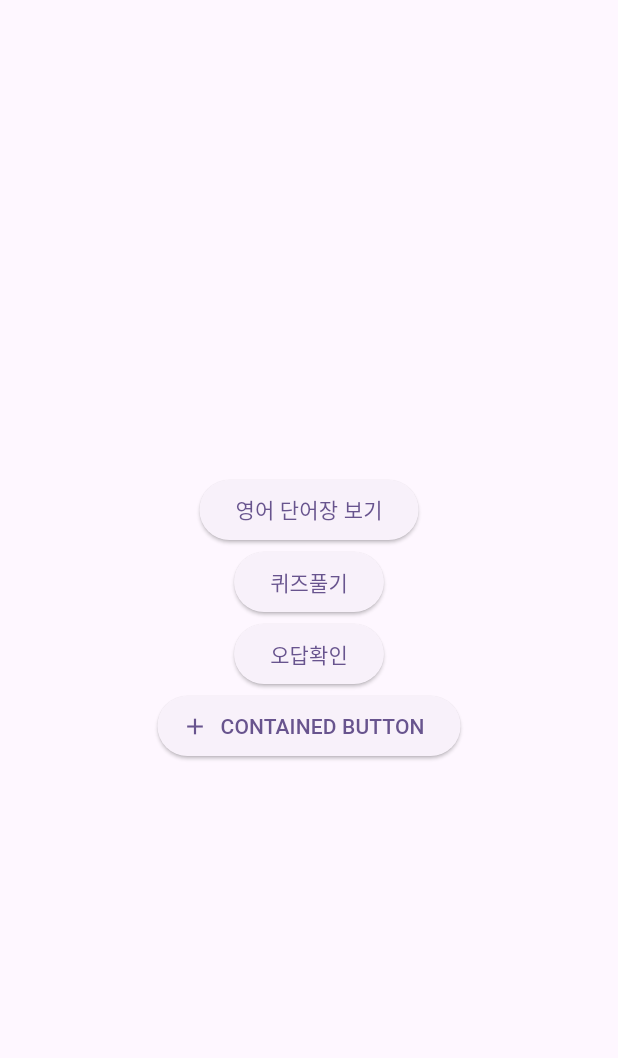
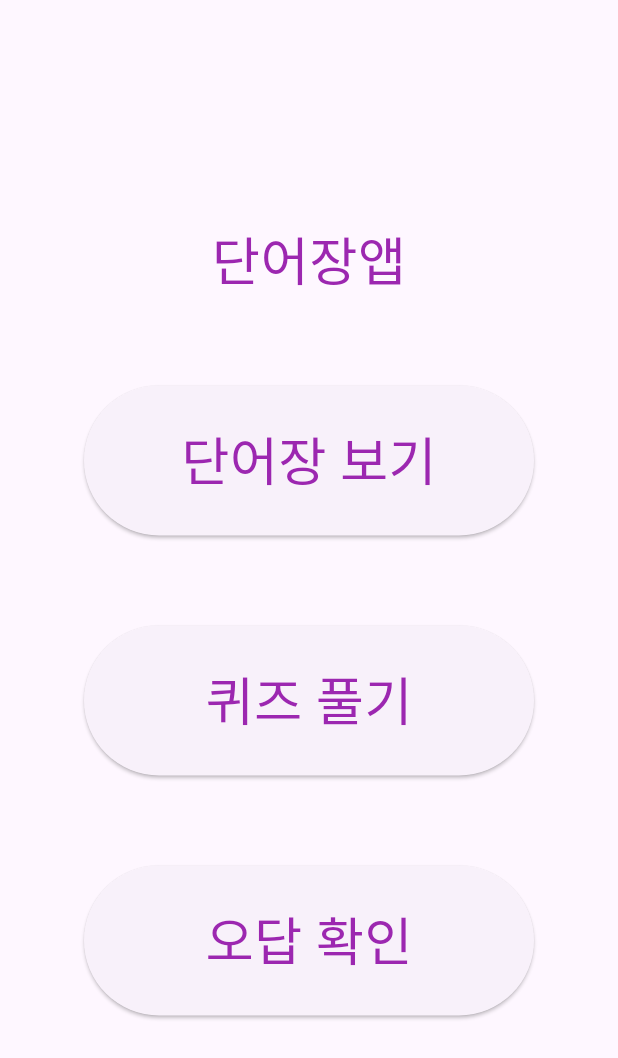
Before and after one commit to meoyeong/wordquiz, a Flutter app: the screen it shows after launch, on a phone screen of 412 x 824 dp. Shown: the top 1058 px of the screen. Run offline on Flutter 3.47's test engine with Material 2 defaults, Android fonts, the phone set to English and light mode, and no system bars.

Commit message:
단어장앱

```diff
--- a/lib/main.dart
+++ b/lib/main.dart
@@ -42,12 +42,13 @@ class _MyHomePageState extends State<MyHomePage>
       (
         child:Column(mainAxisAlignment: MainAxisAlignment.center, children:
         [
+          Text("단어장앱",
+              style: TextStyle(fontSize: 35, color:Colors.purple)),
+          SizedBox(height: 60.0),
           ElevatedButton
             (
-            child: Text("영어 단어장 보기"),
             onPressed: ()
-            {
-              Navigator.push
+            { Navigator.push
               (
                 context,
                 MaterialPageRoute
@@ -56,13 +57,22 @@ class _MyHomePageState extends State<MyHomePage>
                 )
               );
             },
+              child: Text
+                (
+                  "단어장 보기",
+                  style: TextStyle(fontSize: 35, color:Colors.purple)
                 ),
+              style: TextButton.styleFrom(
+                  primary: Colors.purple,
+                  minimumSize: Size(300, 100),   // 버튼의 크기 조절하는 속성
+                  onSurface : Colors.lightGreen // 비활성화된 버튼 색도 바꿀 수 있다.
+              ),
+            ),
+          SizedBox(height: 60.0),
           ElevatedButton
             (
-            child: Text("퀴즈풀기"),
             onPressed: ()
-            {
-              Navigator.push
+            { Navigator.push
               (
                 context,
                 MaterialPageRoute
@@ -71,13 +81,24 @@ class _MyHomePageState extends State<MyHomePage>
                 )
             );
             },
+
+            child: Text
+              (
+                "퀴즈 풀기",
+                style: TextStyle(fontSize: 35, color:Colors.purple)
             ),
+            style: TextButton.styleFrom
+              (
+                primary: Colors.purple,
+                minimumSize: Size(300, 100),   // 버튼의 크기 조절하는 속성
+                onSurface : Colors.lightGreen // 비활성화된 버튼 색도 바꿀 수 있다.
+            ),
+          ),
+          SizedBox(height: 60.0),
           ElevatedButton
             (
-            child: Text("오답확인"),
             onPressed: ()
-              {
-                Navigator.push
+            { Navigator.push
               (
                 context,
                 MaterialPageRoute
@@ -86,14 +107,20 @@ class _MyHomePageState extends State<MyHomePage>
                 )
             );
             },
+
+            child: Text
+              (
+                "오답 확인"
+                ,
+                style: TextStyle(fontSize: 35, color:Colors.purple)
             ),
-            ElevatedButton.icon
+            style: TextButton.styleFrom
               (
-            onPressed: ()
-            { },
-              icon: Icon(Icons.add, size: 18),
-              label: Text("CONTAINED BUTTON"),
-            )
+                primary: Colors.purple,
+                minimumSize: Size(300, 100),   // 버튼의 크기 조절하는 속성
+                onSurface : Colors.lightGreen // 비활성화된 버튼 색도 바꿀 수 있다.
+            ),
+          ),
         ]
       ),
 
```
Lines whose indentation alone changed are shown as unchanged.
